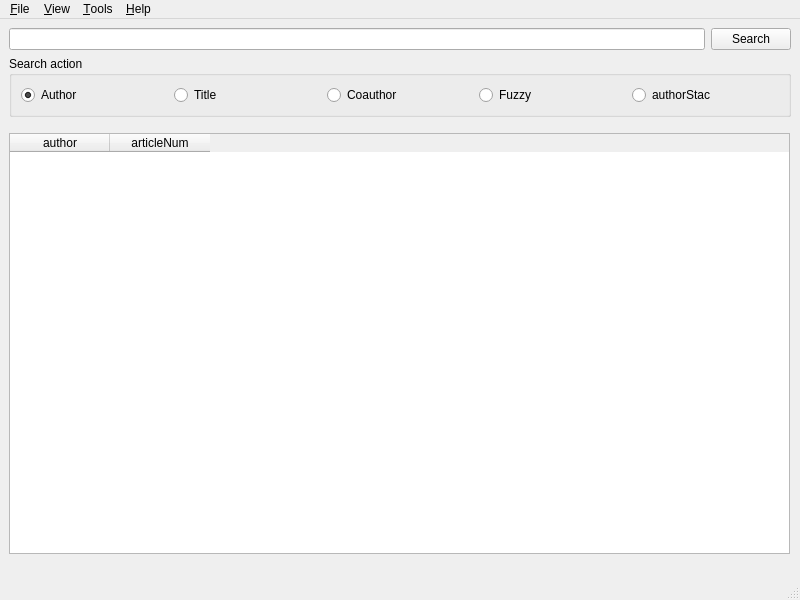
Qt form mainwindow.ui (tootal/DBLParse) before a commit.
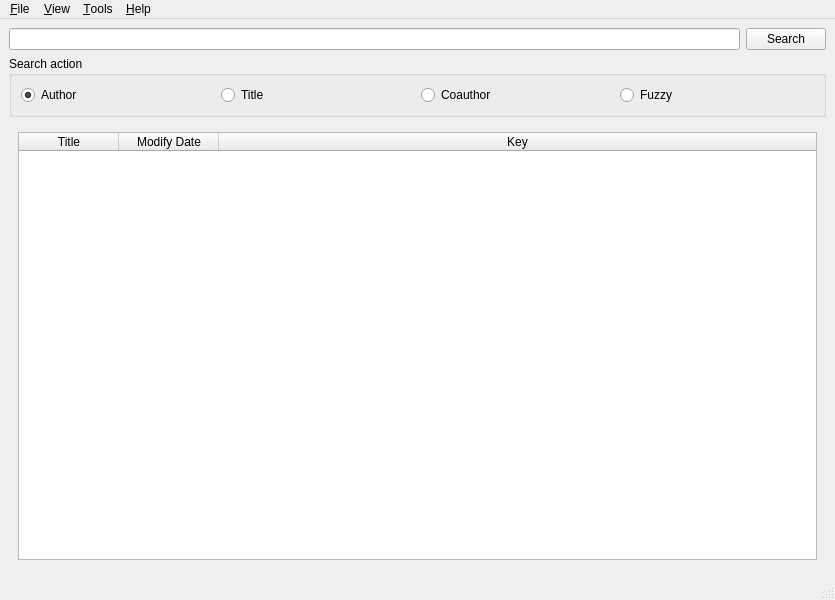
The same form after that commit.

What changed in the file:
```diff
--- a/mainwindow.ui
+++ b/mainwindow.ui
@@ -6,7 +6,7 @@
    <rect>
     <x>0</x>
     <y>0</y>
-    <width>800</width>
+    <width>835</width>
     <height>600</height>
    </rect>
   </property>
@@ -66,13 +66,6 @@
          </property>
         </widget>
        </item>
-       <item>
-        <widget class="QRadioButton" name="authorStacRadioButton">
-         <property name="text">
-          <string>authorStac</string>
-         </property>
-        </widget>
-       </item>
       </layout>
      </widget>
     </item>
@@ -167,28 +160,6 @@
         </property>
        </widget>
       </widget>
-      <widget class="QWidget" name="authorStacPage">
-       <widget class="QTableWidget" name="tableWidget_2">
-        <property name="geometry">
-         <rect>
-          <x>0</x>
-          <y>10</y>
-          <width>781</width>
-          <height>421</height>
-         </rect>
-        </property>
-        <column>
-         <property name="text">
-          <string>author</string>
-         </property>
-        </column>
-        <column>
-         <property name="text">
-          <string>articleNum</string>
-         </property>
-        </column>
-       </widget>
-      </widget>
      </widget>
     </item>
    </layout>
@@ -198,7 +169,7 @@
     <rect>
      <x>0</x>
      <y>0</y>
-     <width>800</width>
+     <width>835</width>
      <height>26</height>
     </rect>
    </property>
```
Left out of the diff: 34 changed lines with no effect on the pictures.
